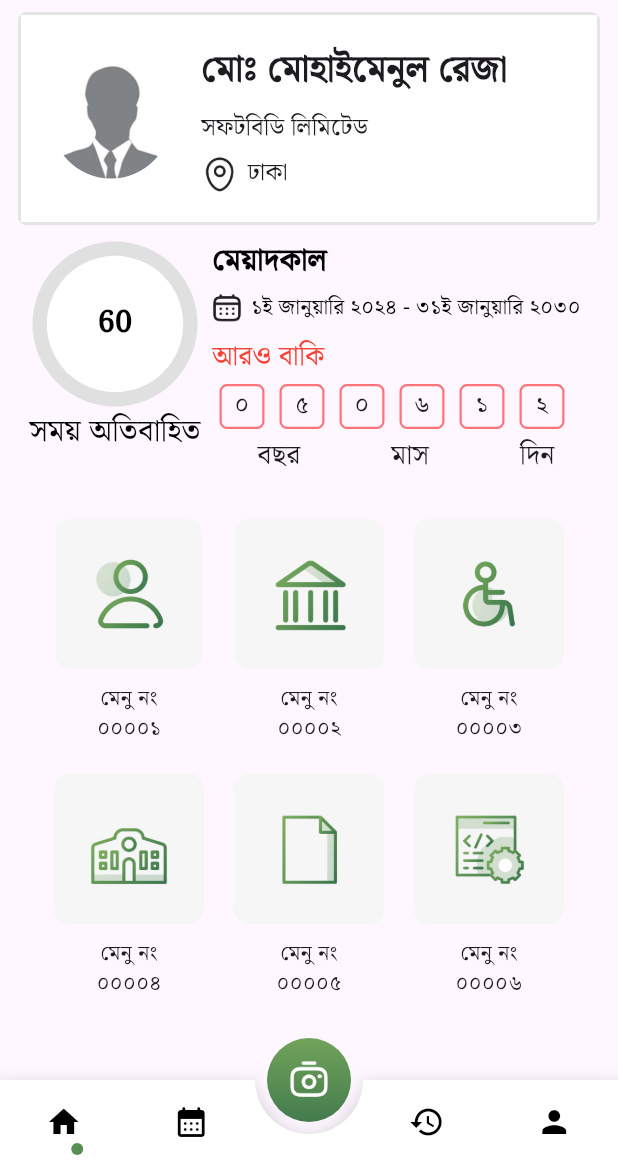
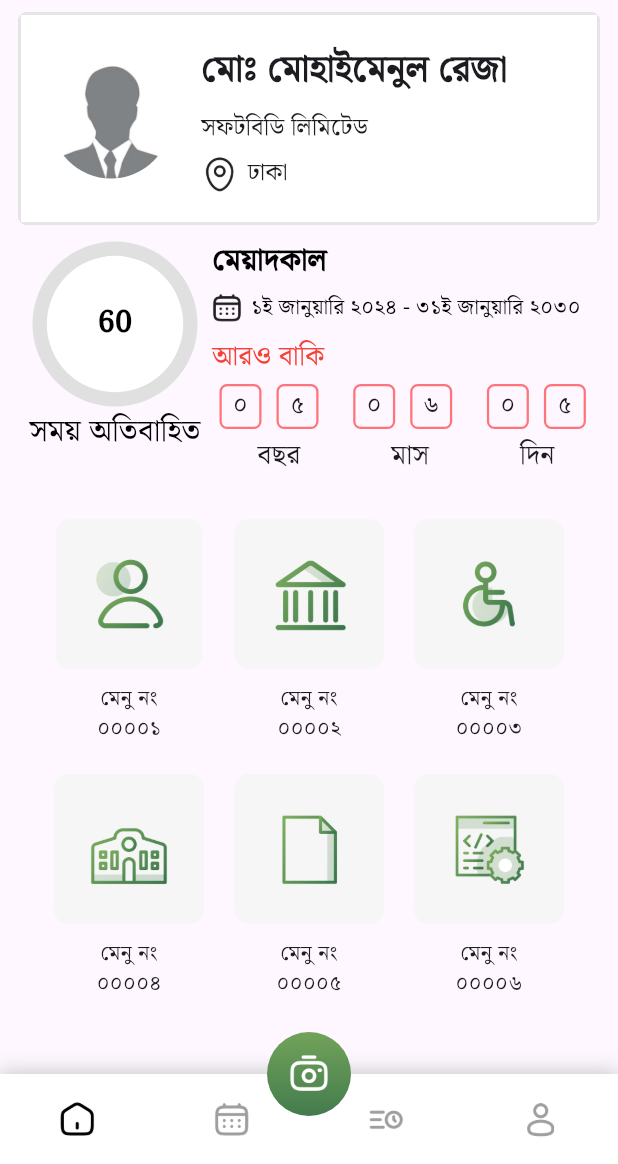
Before and after one commit to Rakibulhasa1/softBD-Flutter-Task, a Flutter app: the screen it shows after launch, on a phone screen of 412 x 824 dp, the part 72-1236 px from its top. Run offline on Flutter 3.47's test engine with Material 3 defaults, Android fonts, the light colour scheme and no system bars; drawn by our look-alikes of animated_bottom_navigation_bar, circular_countdown_timer.

Commit message:
some update code

```diff
--- a/lib/pages/home_content.dart
+++ b/lib/pages/home_content.dart
@@ -1,11 +1,60 @@
+import 'dart:async';
+
 import 'package:flutter/material.dart';
 import 'package:softbd/pages/square.dart';
 import '../widget/circular_countdown_timer.dart';
 import '../widget/item_widget.dart';
 
-class HomePageContent extends StatelessWidget {
+class HomePageContent extends StatefulWidget {
+
+  @override
+  State<HomePageContent> createState() => _HomePageContentState();
+}
+
+class _HomePageContentState extends State<HomePageContent> {
+  late Timer _timer;
+  Duration _duration = Duration(days: 5 * 30 + 6, seconds: 12);
+
+  @override
+  void initState() {
+    super.initState();
+    _startTimer();
+  }
+  void _startTimer() {
+    _timer = Timer.periodic(Duration(seconds: 1), (timer) {
+      setState(() {
+        if (_duration.inSeconds > 0) {
+          _duration = _duration - Duration(seconds: 1);
+        } else {
+          _timer.cancel();
+        }
+      });
+    });
+  }
+
+  @override
+  void dispose() {
+    _timer.cancel();
+    super.dispose();
+  }
+  List<String> _formatDuration(Duration duration) {
+    int months = (duration.inDays / 30).floor();
+    int days = (duration.inDays % 30);
+    int seconds = duration.inSeconds % 60;
+    return [
+      _convertToBengali(months ~/ 10), _convertToBengali(months % 10),
+      _convertToBengali(days ~/ 10), _convertToBengali(days % 10),
+      _convertToBengali(seconds ~/ 10), _convertToBengali(seconds % 10)
+    ];
+  }
+
+  String _convertToBengali(int number) {
+    final numbers = ['০', '১', '২', '৩', '৪', '৫', '৬', '৭', '৮', '৯'];
+    return numbers[number];
+  }
   @override
   Widget build(BuildContext context) {
+    List<String> formattedTime = _formatDuration(_duration);
     return SingleChildScrollView(
       child: Column(
         crossAxisAlignment: CrossAxisAlignment.start,
@@ -164,15 +213,17 @@ class HomePageContent extends StatelessWidget {
                           'আরও বাকি',
                           style: TextStyle(color: Colors.red, fontSize: 18),
                         ),
-                        const Row(
+                         Row(
                           mainAxisAlignment: MainAxisAlignment.start,
                           children: [
-                            SquareBox(text: "০"),
-                            SquareBox(text: "৫"),
-                            SquareBox(text: "০"),
-                            SquareBox(text: "৬"),
-                            SquareBox(text: "১"),
-                            SquareBox(text: "২"),
+                            SquareBox(text: formattedTime[0]),
+                            SquareBox(text: formattedTime[1]),
+                            const Text("   ", style: TextStyle(fontSize: 16)),
+                            SquareBox(text: formattedTime[2]),
+                            SquareBox(text: formattedTime[3]),
+                            const Text("   ", style: TextStyle(fontSize: 16)),
+                            SquareBox(text: formattedTime[4]),
+                            SquareBox(text: formattedTime[5]),
                           ],
                         ),
                         const Row(
--- a/lib/pages/home_page.dart
+++ b/lib/pages/home_page.dart
@@ -1,5 +1,4 @@
 import 'package:flutter/material.dart';
-import 'package:animated_bottom_navigation_bar/animated_bottom_navigation_bar.dart';
 import 'package:softbd/pages/history_page.dart';
 import 'package:softbd/pages/profile_page.dart';
 import 'calender_page.dart';
@@ -37,7 +36,8 @@ class _MyHomePageState extends State<MyHomePage> {
   @override
   Widget build(BuildContext context) {
     return Scaffold(
-      appBar: AppBar(
+      appBar: _bottomNavIndex == 0
+          ? AppBar(
         title: Row(
           children: <Widget>[
             Image.asset(
@@ -62,7 +62,8 @@ class _MyHomePageState extends State<MyHomePage> {
             ),
           ),
         ],
-      ),
+      )
+          : null,
       drawer: Drawer(
         child: ListView(
           padding: EdgeInsets.zero,
@@ -106,18 +107,8 @@ class _MyHomePageState extends State<MyHomePage> {
         ),
       ),
       floatingActionButtonLocation: FloatingActionButtonLocation.centerDocked,
-      bottomNavigationBar: Stack(
-        children: [
-          AnimatedBottomNavigationBar(
-            icons: const [
-              Icons.home,
-              Icons.calendar_month_rounded,
-              Icons.history,
-              Icons.person,
-            ],
-            activeIndex: _bottomNavIndex,
-            gapLocation: GapLocation.center,
-            notchSmoothness: NotchSmoothness.defaultEdge,
+      bottomNavigationBar: CustomBottomNavigationBar(
+        currentIndex: _bottomNavIndex,
         onTap: (index) {
           setState(() => _bottomNavIndex = index);
           _pageController.animateToPage(
@@ -126,33 +117,58 @@ class _MyHomePageState extends State<MyHomePage> {
             curve: Curves.easeInOut,
           );
         },
-            backgroundColor: Colors.white,
-            activeColor: Colors.black,
-            inactiveColor: Colors.black,
-            iconSize: 24,
-            splashColor: Colors.blue.withOpacity(0.3),
-            splashSpeedInMilliseconds: 300,
-            splashRadius: 20,
       ),
-          Positioned(
-            bottom: 6,
-            left: 0,
-            right: 0,
+    );
+  }
+}
+
+class CustomBottomNavigationBar extends StatelessWidget {
+  final int currentIndex;
+  final Function(int) onTap;
+
+  const CustomBottomNavigationBar({
+    required this.currentIndex,
+    required this.onTap,
+  });
+
+  @override
+  Widget build(BuildContext context) {
+    return Container(
+      height: 60,
+      decoration: BoxDecoration(
+        color: Colors.white,
+        boxShadow: [
+          BoxShadow(
+            color: Colors.grey.withOpacity(0.5),
+            spreadRadius: 1,
+            blurRadius: 10,
+            offset: Offset(0, -1),
+          ),
+        ],
+      ),
       child: Row(
         mainAxisAlignment: MainAxisAlignment.spaceAround,
-              children: List.generate(4, (index) {
-                return Container(
-                  width: 8,
-                  height: 8,
-                  decoration: BoxDecoration(
-                    shape: BoxShape.circle,
-                    color: _bottomNavIndex == index
-                        ? Color(0xff578e54)
-                        : Colors.transparent,
+        children: [
+          _buildNavItem(0, 'icons/home.png',),
+          _buildNavItem(1, 'icons/calender.png', ),
+          _buildNavItem(2, 'icons/history.png', ),
+          _buildNavItem(3, 'icons/profile.png', ),
+        ],
       ),
     );
-              }),
-            ),
+  }
+
+  Widget _buildNavItem(int index, String iconPath,) {
+    return GestureDetector(
+      onTap: () => onTap(index),
+      child: Column(
+        mainAxisSize: MainAxisSize.min,
+        children: [
+          Image.asset(
+            iconPath,
+            width: 24,
+            height: 24,
+            color: index == currentIndex ? Colors.black : Colors.grey,
           ),
         ],
       ),
--- a/lib/pages/square.dart
+++ b/lib/pages/square.dart
@@ -8,7 +8,7 @@ class SquareBox extends StatelessWidget {
   @override
   Widget build(BuildContext context) {
     return Container(
-      width: 30,
+      width: 28,
       height: 30,
       margin: EdgeInsets.all(5),
       decoration: BoxDecoration(
--- a/pubspec.yaml
+++ b/pubspec.yaml
@@ -10,7 +10,7 @@ dependencies:
     sdk: flutter
   flutter_svg: ^2.0.10+1
   cupertino_icons: ^1.0.2
-  animated_bottom_navigation_bar: ^1.3.3
+#  animated_bottom_navigation_bar: ^1.3.3
   circular_countdown_timer: ^0.2.3
   flutter_timer_countdown: ^1.0.7
   http: ^1.2.0
```
Also changed, not shown: lib/pages/calender_page.dart (+40 -13 lines), lib/pages/todo_page.dart (+68 -19 lines), icons/60-Checked.png (added), pubspec.lock. Lines whose indentation alone changed are shown as unchanged.
